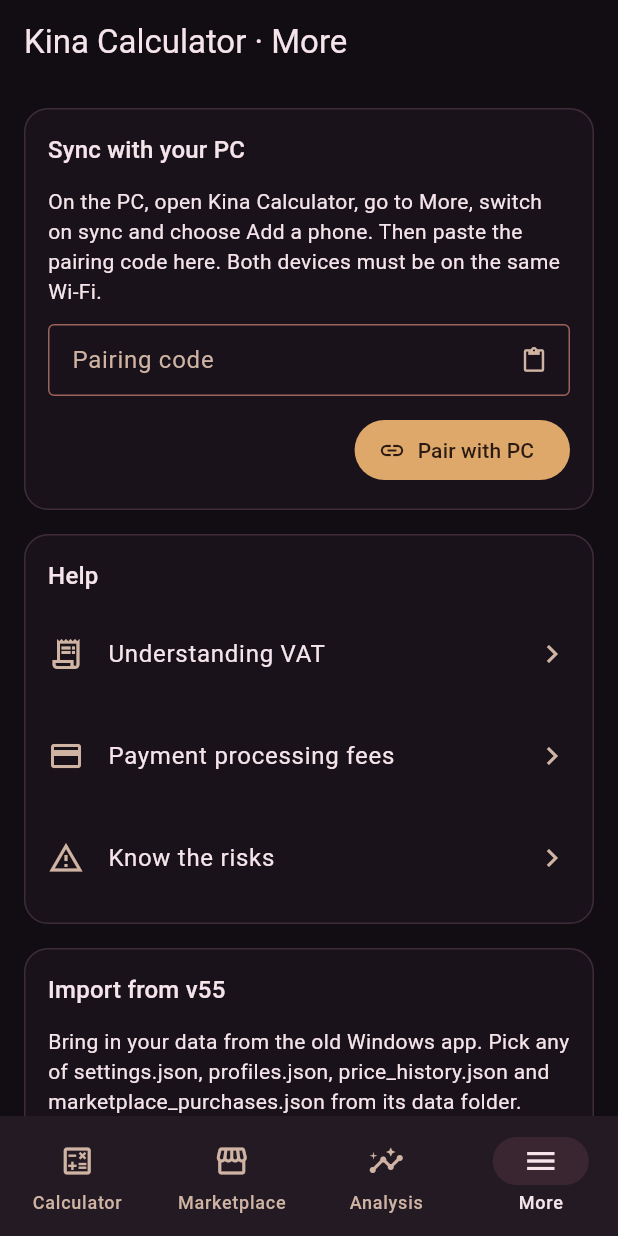
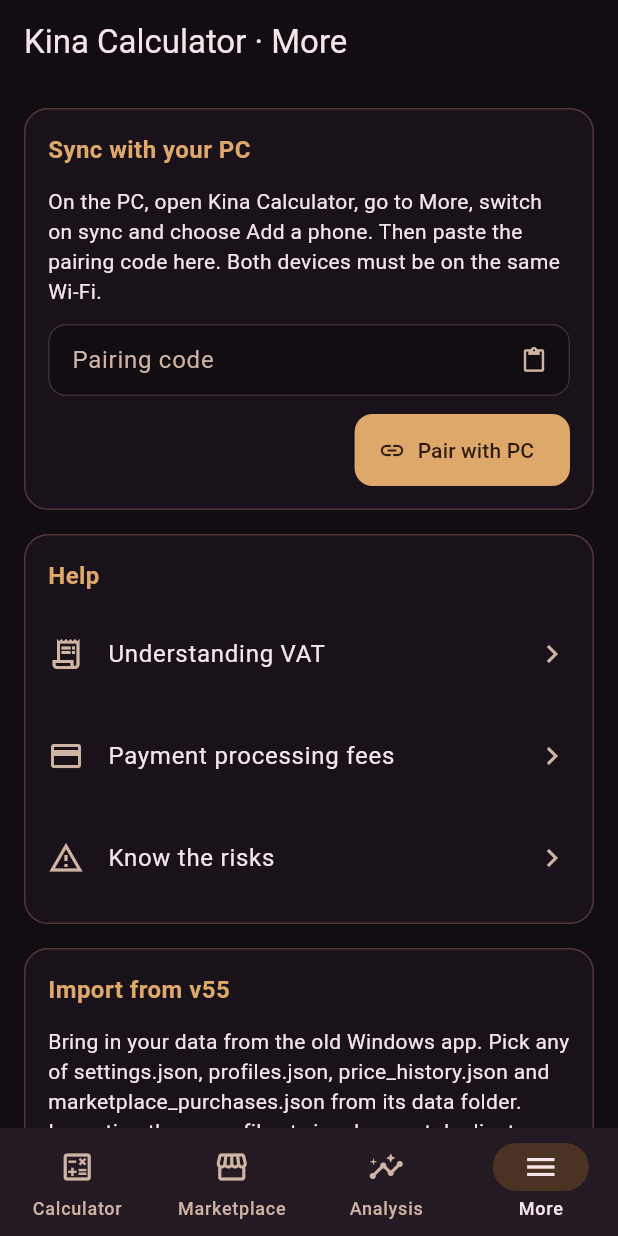
Before and after one commit to SarunasKir/Kina-calculator, a Flutter app: the screen it shows after launch, item 4 of the bottom bar chosen, on a phone screen of 412 x 824 dp. Run offline on Flutter 3.47's test engine with Material 3 defaults, Android fonts, the phone set to English and light mode, and no system bars; our stand-ins replace clock, decimal, drift, drift_flutter, file_picker, fl_chart and 2 more; missing offline and left inert: cryptography, rational; accounts and stored records are empty; generated files the repository leaves out were written again; statements that could not run were skipped.

Commit message:
feat(app): refine the Aion theme for inputs, buttons and navigation
Co-Authored-By: Claude Sonnet 5.5 <noreply@anthropic.com>
Claude-Session: https://claude.ai/code/session_01NHT2to46nH1h6QzY8tQ7mH

```diff
--- a/app/lib/src/theme.dart
+++ b/app/lib/src/theme.dart
@@ -40,14 +40,44 @@ const _scheme = ColorScheme(
   outlineVariant: _line,
 );
 
+const _fieldShape = OutlineInputBorder(
+  borderRadius: BorderRadius.all(Radius.circular(12)),
+  borderSide: BorderSide(color: _line),
+);
+
+final TextTheme _textTheme = ThemeData(
+  brightness: Brightness.dark,
+).textTheme.apply(bodyColor: _text, displayColor: _text);
+
 /// The app theme: dark Aion style.
 final ThemeData aionTheme = ThemeData(
   colorScheme: _scheme,
   scaffoldBackgroundColor: _background,
   visualDensity: VisualDensity.standard,
-  inputDecorationTheme: const InputDecorationTheme(
-    border: OutlineInputBorder(),
+  textTheme: _textTheme.copyWith(
+    // Section titles read in gold, like the v55 headings.
+    titleMedium: _textTheme.titleMedium?.copyWith(
+      color: _gold,
+      fontWeight: FontWeight.w600,
+      letterSpacing: 0.3,
+    ),
+  ),
+  inputDecorationTheme: InputDecorationTheme(
     isDense: true,
+    filled: true,
+    fillColor: _background,
+    border: _fieldShape,
+    enabledBorder: _fieldShape,
+    focusedBorder: _fieldShape.copyWith(
+      borderSide: const BorderSide(color: _gold, width: 2),
+    ),
+    errorBorder: _fieldShape.copyWith(
+      borderSide: const BorderSide(color: _red),
+    ),
+    focusedErrorBorder: _fieldShape.copyWith(
+      borderSide: const BorderSide(color: _red, width: 2),
+    ),
+    floatingLabelStyle: const TextStyle(color: _gold),
   ),
   cardTheme: CardThemeData(
     margin: EdgeInsets.zero,
@@ -55,7 +85,41 @@ final ThemeData aionTheme = ThemeData(
     color: _scheme.surfaceContainerLow,
     shape: RoundedRectangleBorder(
       borderRadius: BorderRadius.circular(16),
-      side: const BorderSide(color: _line),
+      side: BorderSide(color: _rose.withValues(alpha: 0.45)),
     ),
   ),
+  filledButtonTheme: FilledButtonThemeData(
+    style: FilledButton.styleFrom(
+      minimumSize: const Size(64, 48),
+      shape: RoundedRectangleBorder(borderRadius: BorderRadius.circular(12)),
+    ),
+  ),
+  outlinedButtonTheme: OutlinedButtonThemeData(
+    style: OutlinedButton.styleFrom(
+      minimumSize: const Size(64, 48),
+      side: const BorderSide(color: _rose),
+      shape: RoundedRectangleBorder(borderRadius: BorderRadius.circular(12)),
+    ),
+  ),
+  navigationRailTheme: const NavigationRailThemeData(
+    backgroundColor: _background,
+    indicatorColor: Color(0xFF4A3322),
+    selectedIconTheme: IconThemeData(color: _gold),
+    selectedLabelTextStyle: TextStyle(
+      color: _gold,
+      fontWeight: FontWeight.w600,
+    ),
+  ),
+  navigationBarTheme: const NavigationBarThemeData(
+    backgroundColor: _panel,
+    indicatorColor: Color(0xFF4A3322),
+    height: 72,
+  ),
+  dividerTheme: const DividerThemeData(color: _line),
+  snackBarTheme: SnackBarThemeData(
+    behavior: SnackBarBehavior.floating,
+    backgroundColor: _scheme.surfaceContainerHighest,
+    contentTextStyle: const TextStyle(color: _text),
+    shape: RoundedRectangleBorder(borderRadius: BorderRadius.circular(12)),
+  ),
 );
```
Also changed, not shown: 8 other files.
